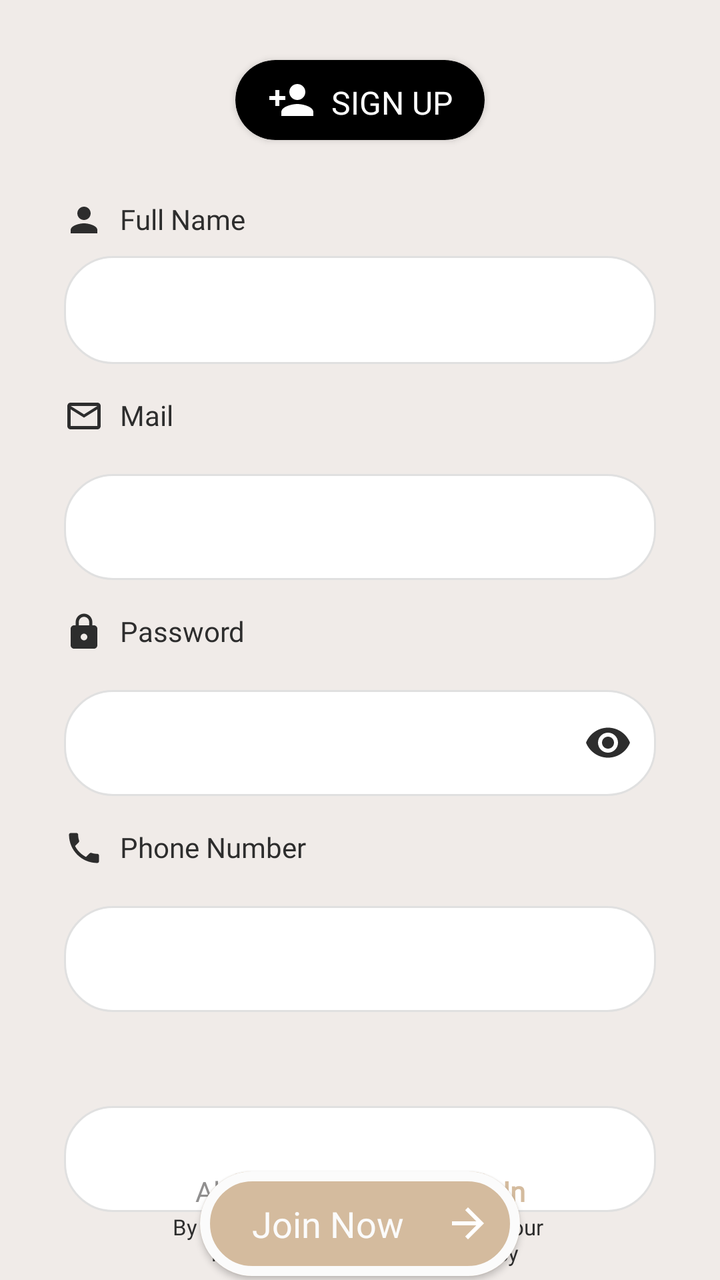
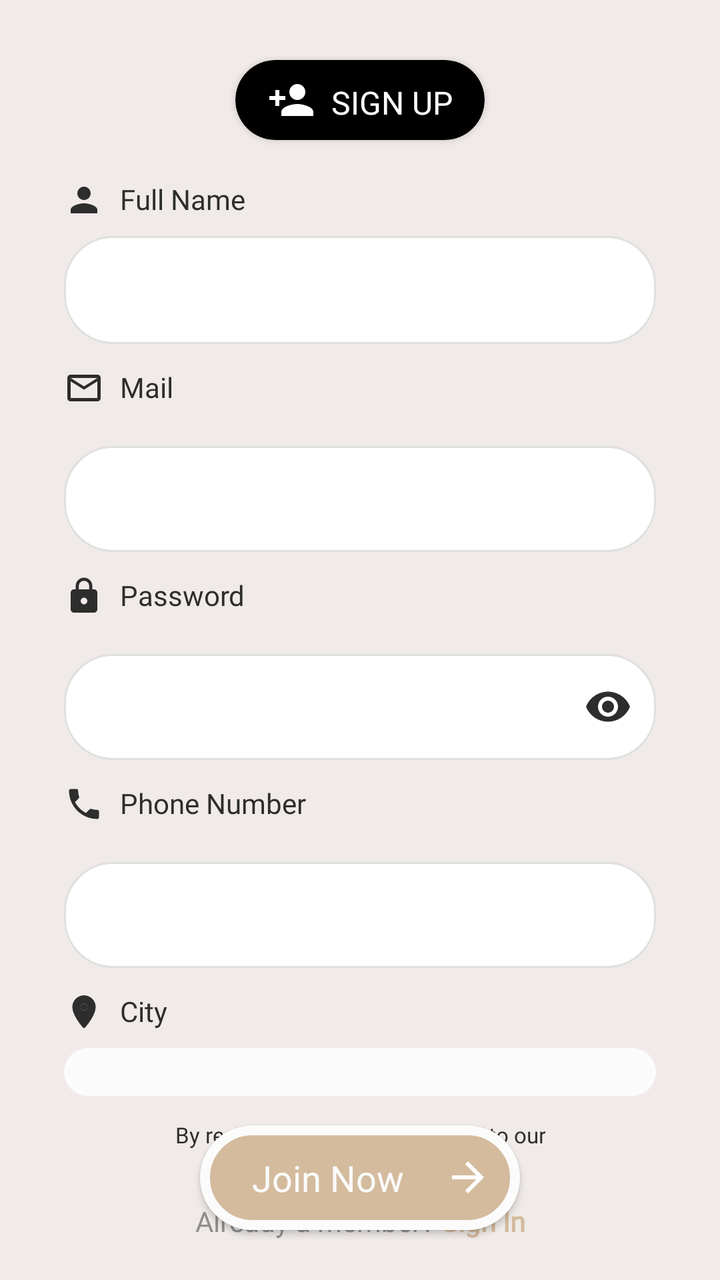

Two renders of the same Android screen: before a commit and after it. Below are the layout's source before the change and the commit's diff.
<!-- AndroidManifest.xml: application theme Theme.SafeHer -->
<!-- res/layout/fragment_register.xml -->
<?xml version="1.0" encoding="utf-8"?>
<androidx.constraintlayout.widget.ConstraintLayout xmlns:android="http://schemas.android.com/apk/res/android"
    xmlns:app="http://schemas.android.com/apk/res-auto"
    xmlns:tools="http://schemas.android.com/tools"
    android:layout_width="match_parent"
    android:layout_height="match_parent"
    android:background="@color/cream_background">

    
    <androidx.cardview.widget.CardView
        android:id="@+id/signUpHeaderCard"
        android:layout_width="wrap_content"
        android:layout_height="wrap_content"
        android:layout_marginTop="30dp"
        app:cardBackgroundColor="#000000"
        app:cardCornerRadius="20dp"
        app:layout_constraintEnd_toEndOf="parent"
        app:layout_constraintStart_toStartOf="parent"
        app:layout_constraintTop_toTopOf="parent">

        <androidx.constraintlayout.widget.ConstraintLayout
            android:layout_width="wrap_content"
            android:layout_height="wrap_content"
            android:paddingHorizontal="16dp"
            android:paddingVertical="8dp">

            <ImageView
                android:id="@+id/signUpIcon"
                android:layout_width="24dp"
                android:layout_height="24dp"
                android:layout_marginEnd="8dp"
                android:src="@drawable/ic_person_add"
                app:layout_constraintBottom_toBottomOf="parent"
                app:layout_constraintStart_toStartOf="parent"
                app:layout_constraintTop_toTopOf="parent"
                app:tint="#FFFFFF" />

            <TextView
                android:layout_width="wrap_content"
                android:layout_height="wrap_content"
                android:layout_marginStart="8dp"
                android:fontFamily="@font/poppins_medium"
                android:text="SIGN UP"
                android:textColor="#FFFFFF"
                android:textSize="16sp"
                app:layout_constraintBottom_toBottomOf="parent"
                app:layout_constraintEnd_toEndOf="parent"
                app:layout_constraintHorizontal_bias="0.0"
                app:layout_constraintStart_toEndOf="@id/signUpIcon"
                app:layout_constraintTop_toTopOf="parent"
                app:layout_constraintVertical_bias="1.0" />
        </androidx.constraintlayout.widget.ConstraintLayout>
    </androidx.cardview.widget.CardView>

    
    <LinearLayout
        android:id="@+id/form_fields_container"
        android:layout_width="match_parent"
        android:layout_height="wrap_content"
        android:layout_marginHorizontal="32dp"
        android:layout_marginTop="30dp"
        android:orientation="vertical"
        app:layout_constraintEnd_toEndOf="parent"
        app:layout_constraintStart_toStartOf="parent"
        app:layout_constraintTop_toBottomOf="@id/signUpHeaderCard">


        <LinearLayout
            android:layout_width="match_parent"
            android:layout_height="wrap_content"
            android:layout_marginBottom="16dp"
            android:orientation="vertical">

            <LinearLayout
                android:layout_width="wrap_content"
                android:layout_height="wrap_content"
                android:layout_marginBottom="8dp"
                android:orientation="horizontal">

                <ImageView
                    android:layout_width="20dp"
                    android:layout_height="20dp"
                    android:src="@drawable/ic_person"
                    app:tint="#2D2D2D" />

                <TextView
                    android:layout_width="wrap_content"
                    android:layout_height="wrap_content"
                    android:layout_marginStart="8dp"
                    android:fontFamily="@font/poppins_medium"
                    android:text="Full Name"
                    android:textColor="#2D2D2D"
                    android:textSize="14sp" />
            </LinearLayout>

            <com.google.android.material.textfield.TextInputLayout
                android:id="@+id/fullNameInputLayout"
                style="@style/Widget.MaterialComponents.TextInputLayout.OutlinedBox"
                android:layout_width="match_parent"
                android:layout_height="wrap_content"
                android:background="@drawable/rounded_edittext_bg"
                app:boxBackgroundMode="none">

                <com.google.android.material.textfield.TextInputEditText
                    android:id="@+id/fullNameEditText"
                    android:layout_width="match_parent"
                    android:layout_height="wrap_content"
                    android:background="@null"
                    android:fontFamily="@font/poppins_regular"
                    android:inputType="textPersonName"
                    android:paddingHorizontal="16dp"
                    android:paddingVertical="12dp"
                    android:textColor="#2D2D2D"
                    android:textSize="14sp" />
            </com.google.android.material.textfield.TextInputLayout>
        </LinearLayout>

        <LinearLayout
            android:layout_width="match_parent"
            android:layout_height="wrap_content"
            android:layout_marginBottom="16dp"
            android:orientation="vertical">

            <LinearLayout
                android:layout_width="wrap_content"
                android:layout_height="wrap_content"
                android:layout_marginBottom="8dp"
                android:orientation="horizontal">

                <ImageView
                    android:layout_width="20dp"
                    android:layout_height="20dp"
                    android:src="@drawable/ic_email"
                    app:tint="#2D2D2D" />

                <TextView
                    android:layout_width="wrap_content"
                    android:layout_height="wrap_content"
                    android:layout_marginStart="8dp"
                    android:fontFamily="@font/poppins_medium"
                    android:text="Mail"
                    android:textColor="#2D2D2D"
                    android:textSize="14sp" />
            </LinearLayout>

            <com.google.android.material.textfield.TextInputLayout
                android:id="@+id/emailInputLayoutRegister"
                android:layout_width="match_parent"
                android:layout_height="wrap_content"
                app:boxBackgroundMode="none">

                <com.google.android.material.textfield.TextInputEditText
                    android:id="@+id/emailEditTextRegister"
                    android:layout_width="match_parent"
                    android:layout_height="wrap_content"
                    android:background="@drawable/rounded_edittext_bg"
                    android:fontFamily="@font/poppins_regular"
                    android:inputType="textEmailAddress"
                    android:paddingHorizontal="16dp"
                    android:textColor="#2D2D2D"
                    android:textSize="14sp" />
            </com.google.android.material.textfield.TextInputLayout>
        </LinearLayout>

        
        <LinearLayout
            android:layout_width="match_parent"
            android:layout_height="wrap_content"
            android:layout_marginBottom="16dp"
            android:orientation="vertical">

            <LinearLayout
                android:layout_width="wrap_content"
                android:layout_height="wrap_content"
                android:layout_marginBottom="8dp"
                android:orientation="horizontal">

                <ImageView
                    android:layout_width="20dp"
                    android:layout_height="20dp"
                    android:src="@drawable/ic_lock"
                    app:tint="#2D2D2D" />

                <TextView
                    android:layout_width="wrap_content"
                    android:layout_height="wrap_content"
                    android:layout_marginStart="8dp"
                    android:fontFamily="@font/poppins_medium"
                    android:text="Password"
                    android:textColor="#2D2D2D"
                    android:textSize="14sp" />
            </LinearLayout>

            <com.google.android.material.textfield.TextInputLayout
                android:id="@+id/passwordInputLayoutRegister"
                style="@style/Widget.MaterialComponents.TextInputLayout.OutlinedBox"
                android:layout_width="match_parent"
                android:layout_height="wrap_content"
                app:boxBackgroundMode="none"
                app:endIconMode="password_toggle"
                app:endIconTint="#2D2D2D">

                <com.google.android.material.textfield.TextInputEditText
                    android:id="@+id/passwordEditTextRegister"
                    android:layout_width="match_parent"
                    android:layout_height="wrap_content"
                    android:background="@drawable/rounded_edittext_bg"
                    android:fontFamily="@font/poppins_regular"
                    android:inputType="textPassword"
                    android:paddingHorizontal="16dp"
                    android:textColor="#2D2D2D"
                    android:textSize="14sp" />
            </com.google.android.material.textfield.TextInputLayout>
        </LinearLayout>

        
        <LinearLayout
            android:layout_width="match_parent"
            android:layout_height="wrap_content"
            android:layout_marginBottom="20dp"
            android:orientation="vertical">

            <LinearLayout
                android:layout_width="wrap_content"
                android:layout_height="wrap_content"
                android:layout_marginBottom="8dp"
                android:orientation="horizontal">

                <ImageView
                    android:layout_width="20dp"
                    android:layout_height="20dp"
                    android:src="@drawable/ic_phone"
                    app:tint="#2D2D2D" />

                <TextView
                    android:layout_width="wrap_content"
                    android:layout_height="wrap_content"
                    android:layout_marginStart="8dp"
                    android:fontFamily="@font/poppins_medium"
                    android:text="Phone Number"
                    android:textColor="#2D2D2D"
                    android:textSize="14sp" />
            </LinearLayout>

            <com.google.android.material.textfield.TextInputLayout
                android:id="@+id/phoneInputLayout"
                android:layout_width="match_parent"
                android:layout_height="wrap_content"
                app:boxBackgroundMode="none">

                <com.google.android.material.textfield.TextInputEditText
                    android:id="@+id/phoneEditText"
                    android:layout_width="match_parent"
                    android:layout_height="wrap_content"
                    android:background="@drawable/rounded_edittext_bg"
                    android:fontFamily="@font/poppins_regular"
                    android:inputType="phone"
                    android:paddingHorizontal="16dp"
                    android:textColor="#2D2D2D"
                    android:textSize="14sp" />
            </com.google.android.material.textfield.TextInputLayout>
        </LinearLayout>

        <com.google.android.material.textfield.TextInputLayout
            android:id="@+id/cityInputLayout"
            android:layout_width="match_parent"
            android:layout_height="wrap_content"
            app:boxBackgroundMode="none"
            android:layout_marginTop="16dp">

            <com.google.android.material.textfield.TextInputEditText
                android:id="@+id/cityEditText"
                android:layout_width="match_parent"
                android:layout_height="wrap_content"
                android:background="@drawable/rounded_edittext_bg"
                android:fontFamily="@font/poppins_regular"
                android:hint="City"
                android:paddingHorizontal="16dp"
                android:textColor="#2D2D2D"
                android:textSize="14sp" />
        </com.google.android.material.textfield.TextInputLayout>



        
    </LinearLayout>

    
    <androidx.appcompat.widget.AppCompatTextView
        android:id="@+id/registerTermsSubtitle"
        android:layout_width="wrap_content"
        android:layout_height="wrap_content"
        android:fontFamily="@font/poppins_medium"
        android:text="By registering, you are agreeing to our \n Terms of use and Privacy Policy"
        android:textAlignment="center"
        android:textColor="#2D2D2D"
        android:textSize="11sp"
        app:layout_constraintEnd_toEndOf="parent"
        app:layout_constraintStart_toStartOf="parent"
        app:layout_constraintTop_toBottomOf="@+id/form_fields_container" />

    
    <com.google.android.material.button.MaterialButton
        android:id="@+id/registerButton"
        style="@style/SafeHerButton"
        android:layout_width="0dp"
        android:layout_height="wrap_content"
        android:layout_marginHorizontal="100dp"
        android:fontFamily="@font/poppins_medium"
        android:paddingHorizontal="30dp"
        app:cornerRadius="30dp"
        android:text="Join Now"
        app:strokeColor="@color/second_white"
        app:strokeWidth="5dp"
        android:layout_marginBottom="50dp"
        app:icon="@drawable/ic_arrow_forward"
        app:iconGravity="end"
        app:iconTint="#FFFFFF"
        app:layout_constraintBottom_toBottomOf="parent"
        app:layout_constraintEnd_toEndOf="parent"
        app:layout_constraintStart_toStartOf="parent"
        app:layout_constraintTop_toBottomOf="@+id/registerTermsSubtitle" />

    
    <LinearLayout
        android:id="@+id/linearLayout"
        android:layout_width="wrap_content"
        android:layout_height="wrap_content"
        android:layout_marginBottom="35dp"
        android:orientation="horizontal"
        app:layout_constraintBottom_toBottomOf="parent"
        app:layout_constraintEnd_toEndOf="parent"
        app:layout_constraintStart_toStartOf="parent">

        <androidx.appcompat.widget.AppCompatTextView
            android:layout_width="wrap_content"
            android:layout_height="wrap_content"
            android:fontFamily="@font/poppins_regular"
            android:text="Already a member? "
            android:textColor="#908f8f" />

        <androidx.appcompat.widget.AppCompatTextView
            android:id="@+id/loginText"
            android:layout_width="wrap_content"
            android:layout_height="wrap_content"
            android:fontFamily="@font/poppins_medium"
            android:text="Sign In"
            android:textColor="@color/button_gold"
            android:textStyle="bold" />
    </LinearLayout>



</androidx.constraintlayout.widget.ConstraintLayout>
<!-- resources referenced by this layout -->
<resources>
  <color name="button_gold">#d4bb9e</color>
  <color name="cream_background">#f0ebe8</color>
  <color name="second_white">#FBFBFB</color>
  <!-- drawable ic_arrow_forward (drawable) -->
  <?xml version="1.0" encoding="utf-8"?>
  <vector xmlns:android="http://schemas.android.com/apk/res/android"
      android:width="24dp"
      android:height="24dp"
      android:viewportWidth="24"
      android:viewportHeight="24">
      <path
          android:fillColor="#FFFFFF"
          android:pathData="M12,4l-1.41,1.41L16.17,11H4v2h12.17l-5.58,5.59L12,20l8,-8z"/>
  </vector>
  <!-- drawable ic_email (drawable) -->
  <?xml version="1.0" encoding="utf-8"?>
  <vector xmlns:android="http://schemas.android.com/apk/res/android"
      android:width="24dp"
      android:height="24dp"
      android:viewportWidth="24"
      android:viewportHeight="24">
      <path
          android:fillColor="#000000"
          android:pathData="M20,4H4C2.89,4 2.01,4.89 2.01,6L2,18C2,19.11 2.89,20 4,20H20c1.11,0 2,-0.89 2,-2V6C22,4.89 21.11,4 20,4zM20,6l-8,5L4,6h16zM4,18V8l8,5 8,-5v10H4z" />
  </vector>
  <!-- drawable ic_person (drawable) -->
  <?xml version="1.0" encoding="utf-8"?>
  <vector xmlns:android="http://schemas.android.com/apk/res/android"
      android:width="24dp"
      android:height="24dp"
      android:viewportWidth="24"
      android:viewportHeight="24">
      <path
          android:fillColor="#FFFFFF"
          android:pathData="M12,12c2.21,0 4,-1.79 4,-4s-1.79,-4 -4,-4 -4,1.79 -4,4 1.79,4 4,4zM12,14c-2.67,0 -8,1.34 -8,4v2h16v-2c0,-2.66 -5.33,-4 -8,-4z"/>
  </vector>
  <!-- drawable ic_person_add (drawable) -->
  <?xml version="1.0" encoding="utf-8"?>
  <vector xmlns:android="http://schemas.android.com/apk/res/android"
      android:width="24dp"
      android:height="24dp"
      android:viewportWidth="24"
      android:viewportHeight="24">
      <path
          android:fillColor="#FFFFFF"
          android:pathData="M15,12c2.21,0 4,-1.79 4,-4s-1.79,-4 -4,-4 -4,1.79 -4,4 1.79,4 4,4zM6,10L6,7L4,7v3L1,10v2h3v3h2v-3h3v-2L6,10zM15,14c-2.67,0 -8,1.34 -8,4v2h16v-2c0,-2.66 -5.33,-4 -8,-4z"/>
  </vector>
  <!-- drawable rounded_edittext_bg (drawable) -->
  <?xml version="1.0" encoding="utf-8"?>
  <shape xmlns:android="http://schemas.android.com/apk/res/android">
      <solid android:color="#FFFFFF" />
      <corners android:radius="24dp" />
      <stroke android:width="1dp" android:color="#E0E0E0" />
  </shape>
  <style name="Theme.SafeHer" parent="Base.Theme.SafeHer" />
  <style name="Base.Theme.SafeHer" parent="Theme.MaterialComponents.NoActionBar">
          
          
      </style>
  <!-- unchanged entries left out for length: 3 -->
</resources>

<!-- the commit's change to res/layout/fragment_register.xml (unified diff, before → after) -->
@@ -2,9 +2,11 @@
 <androidx.constraintlayout.widget.ConstraintLayout xmlns:android="http://schemas.android.com/apk/res/android"
     xmlns:app="http://schemas.android.com/apk/res-auto"
     xmlns:tools="http://schemas.android.com/tools"
+    android:id="@+id/registerRoot"
     android:layout_width="match_parent"
     android:layout_height="match_parent"
-    android:background="@color/cream_background">
+    android:background="@color/cream_background"
+    tools:context=".auth.authFragments.RegisterFragment">
 
     
     <androidx.cardview.widget.CardView
@@ -36,6 +38,7 @@
                 app:tint="#FFFFFF" />
 
             <TextView
+                android:id="@+id/signUpTitle"
                 android:layout_width="wrap_content"
                 android:layout_height="wrap_content"
                 android:layout_marginStart="8dp"
@@ -49,8 +52,10 @@
                 app:layout_constraintStart_toEndOf="@id/signUpIcon"
                 app:layout_constraintTop_toTopOf="parent"
                 app:layout_constraintVertical_bias="1.0" />
+
         </androidx.constraintlayout.widget.ConstraintLayout>
     </androidx.cardview.widget.CardView>
+
 
     
     <LinearLayout
@@ -58,17 +63,17 @@
         android:layout_width="match_parent"
         android:layout_height="wrap_content"
         android:layout_marginHorizontal="32dp"
-        android:layout_marginTop="30dp"
+        android:layout_marginTop="20dp"
         android:orientation="vertical"
         app:layout_constraintEnd_toEndOf="parent"
         app:layout_constraintStart_toStartOf="parent"
         app:layout_constraintTop_toBottomOf="@id/signUpHeaderCard">
 
-
-        <LinearLayout
-            android:layout_width="match_parent"
-            android:layout_height="wrap_content"
-            android:layout_marginBottom="16dp"
+        
+        <LinearLayout
+            android:layout_width="match_parent"
+            android:layout_height="wrap_content"
+            android:layout_marginBottom="12dp"
             android:orientation="vertical">
 
             <LinearLayout
@@ -111,14 +116,16 @@
                     android:paddingHorizontal="16dp"
                     android:paddingVertical="12dp"
                     android:textColor="#2D2D2D"
-                    android:textSize="14sp" />
+                    android:textSize="14sp"
+                    tools:ignore="Autofill" />
             </com.google.android.material.textfield.TextInputLayout>
         </LinearLayout>
 
-        <LinearLayout
-            android:layout_width="match_parent"
-            android:layout_height="wrap_content"
-            android:layout_marginBottom="16dp"
+        
+        <LinearLayout
+            android:layout_width="match_parent"
+            android:layout_height="wrap_content"
+            android:layout_marginBottom="12dp"
             android:orientation="vertical">
 
             <LinearLayout
@@ -158,7 +165,8 @@
                     android:inputType="textEmailAddress"
                     android:paddingHorizontal="16dp"
                     android:textColor="#2D2D2D"
-                    android:textSize="14sp" />
+                    android:textSize="14sp"
+                    tools:ignore="Autofill" />
             </com.google.android.material.textfield.TextInputLayout>
         </LinearLayout>
 
@@ -166,7 +174,7 @@
         <LinearLayout
             android:layout_width="match_parent"
             android:layout_height="wrap_content"
-            android:layout_marginBottom="16dp"
+            android:layout_marginBottom="12dp"
             android:orientation="vertical">
 
             <LinearLayout
@@ -209,7 +217,8 @@
                     android:inputType="textPassword"
                     android:paddingHorizontal="16dp"
                     android:textColor="#2D2D2D"
-                    android:textSize="14sp" />
+                    android:textSize="14sp"
+                    tools:ignore="Autofill" />
             </com.google.android.material.textfield.TextInputLayout>
         </LinearLayout>
 
@@ -217,7 +226,7 @@
         <LinearLayout
             android:layout_width="match_parent"
             android:layout_height="wrap_content"
-            android:layout_marginBottom="20dp"
+            android:layout_marginBottom="12dp"
             android:orientation="vertical">
 
             <LinearLayout
@@ -257,33 +266,55 @@
                     android:inputType="phone"
                     android:paddingHorizontal="16dp"
                     android:textColor="#2D2D2D"
-                    android:textSize="14sp" />
+                    android:textSize="14sp"
+                    tools:ignore="Autofill" />
             </com.google.android.material.textfield.TextInputLayout>
         </LinearLayout>
 
-        <com.google.android.material.textfield.TextInputLayout
-            android:id="@+id/cityInputLayout"
-            android:layout_width="match_parent"
-            android:layout_height="wrap_content"
-            app:boxBackgroundMode="none"
-            android:layout_marginTop="16dp">
-
-            <com.google.android.material.textfield.TextInputEditText
-                android:id="@+id/cityEditText"
+        
+        <LinearLayout
+            android:layout_width="match_parent"
+            android:layout_height="wrap_content"
+            android:layout_marginBottom="12dp"
+            android:orientation="vertical">
+
+            <LinearLayout
+                android:layout_width="wrap_content"
+                android:layout_height="wrap_content"
+                android:layout_marginBottom="8dp"
+                android:orientation="horizontal">
+
+                <ImageView
+                    android:layout_width="20dp"
+                    android:layout_height="20dp"
+                    android:src="@drawable/ic_map_pin"
+                    app:tint="#2D2D2D" />
+
+                <TextView
+                    android:layout_width="wrap_content"
+                    android:layout_height="wrap_content"
+                    android:layout_marginStart="8dp"
+                    android:fontFamily="@font/poppins_medium"
+                    android:text="City"
+                    android:textColor="#2D2D2D"
+                    android:textSize="14sp" />
+            </LinearLayout>
+
+            <Spinner
+                android:id="@+id/citySpinner"
                 android:layout_width="match_parent"
                 android:layout_height="wrap_content"
                 android:background="@drawable/rounded_edittext_bg"
-                android:fontFamily="@font/poppins_regular"
-                android:hint="City"
                 android:paddingHorizontal="16dp"
-                android:textColor="#2D2D2D"
-                android:textSize="14sp" />
-        </com.google.android.material.textfield.TextInputLayout>
-
-
-
-        
+                android:paddingVertical="12dp"
+                android:spinnerMode="dropdown"
+                android:backgroundTint="@color/white"
+                android:prompt="@string/select_city_prompt" />
+        </LinearLayout>
+        
+
     </LinearLayout>
+
 
     
     <androidx.appcompat.widget.AppCompatTextView
@@ -291,13 +322,13 @@
         android:layout_width="wrap_content"
         android:layout_height="wrap_content"
         android:fontFamily="@font/poppins_medium"
-        android:text="By registering, you are agreeing to our \n Terms of use and Privacy Policy"
+        android:text="By registering, you are agreeing to our\nTerms of use and Privacy Policy"
         android:textAlignment="center"
         android:textColor="#2D2D2D"
         android:textSize="11sp"
         app:layout_constraintEnd_toEndOf="parent"
         app:layout_constraintStart_toStartOf="parent"
-        app:layout_constraintTop_toBottomOf="@+id/form_fields_container" />
+        app:layout_constraintTop_toBottomOf="@id/form_fields_container" />
 
     
     <com.google.android.material.button.MaterialButton
@@ -319,14 +350,14 @@
         app:layout_constraintBottom_toBottomOf="parent"
         app:layout_constraintEnd_toEndOf="parent"
         app:layout_constraintStart_toStartOf="parent"
-        app:layout_constraintTop_toBottomOf="@+id/registerTermsSubtitle" />
+        app:layout_constraintTop_toBottomOf="@id/registerTermsSubtitle" />
 
     
     <LinearLayout
         android:id="@+id/linearLayout"
         android:layout_width="wrap_content"
         android:layout_height="wrap_content"
-        android:layout_marginBottom="35dp"
+        android:layout_marginBottom="20dp"
         android:orientation="horizontal"
         app:layout_constraintBottom_toBottomOf="parent"
         app:layout_constraintEnd_toEndOf="parent"
@@ -349,6 +380,4 @@
             android:textStyle="bold" />
     </LinearLayout>
 
-
-
 </androidx.constraintlayout.widget.ConstraintLayout>
<!-- resource entries referenced after the edit -->
@@ -3,6 +3,7 @@
   <color name="button_gold">#d4bb9e</color>
   <color name="cream_background">#f0ebe8</color>
   <color name="second_white">#FBFBFB</color>
+  <color name="white">#FBFBFB</color>
   <!-- drawable ic_arrow_forward (drawable) -->
   <?xml version="1.0" encoding="utf-8"?>
   <vector xmlns:android="http://schemas.android.com/apk/res/android"
@@ -24,6 +25,24 @@
       <path
           android:fillColor="#000000"
           android:pathData="M20,4H4C2.89,4 2.01,4.89 2.01,6L2,18C2,19.11 2.89,20 4,20H20c1.11,0 2,-0.89 2,-2V6C22,4.89 21.11,4 20,4zM20,6l-8,5L4,6h16zM4,18V8l8,5 8,-5v10H4z" />
+  </vector>
+  <!-- drawable ic_map_pin (drawable) -->
+  <?xml version="1.0" encoding="utf-8"?>
+  <vector xmlns:android="http://schemas.android.com/apk/res/android"
+      android:width="24dp"
+      android:height="24dp"
+      android:viewportWidth="24"
+      android:viewportHeight="24">
+  
+      
+      <path
+          android:fillColor="@color/red_background"
+          android:pathData="M12,2C8.13,2 5,5.13 5,9c0,4.97 5.75,11.63 6.28,12.28c0.19,0.22 0.47,0.34 0.72,0.34s0.53,-0.12 0.72,-0.34C13.25,20.63 19,13.97 19,9C19,5.13 15.87,2 12,2zM12,11c-1.1,0 -2,-0.9 -2,-2s0.9,-2 2,-2 2,0.9 2,2 -0.9,2 -2,2z" />
+  
+      
+      <path
+          android:fillColor="#FFFFFF"
+          android:pathData="M12,7c-1.1,0 -2,0.9 -2,2s0.9,2 2,2 2,-0.9 2,-2 -0.9,-2 -2,-2z" />
   </vector>
   <!-- drawable ic_person (drawable) -->
   <?xml version="1.0" encoding="utf-8"?>
@@ -54,7 +73,9 @@
       <corners android:radius="24dp" />
       <stroke android:width="1dp" android:color="#E0E0E0" />
   </shape>
+  <string name="select_city_prompt">Select a city</string>
   <style name="Theme.SafeHer" parent="Base.Theme.SafeHer" />
+  <color name="red_background">#9c4544</color>
   <style name="Base.Theme.SafeHer" parent="Theme.MaterialComponents.NoActionBar">
           
           
